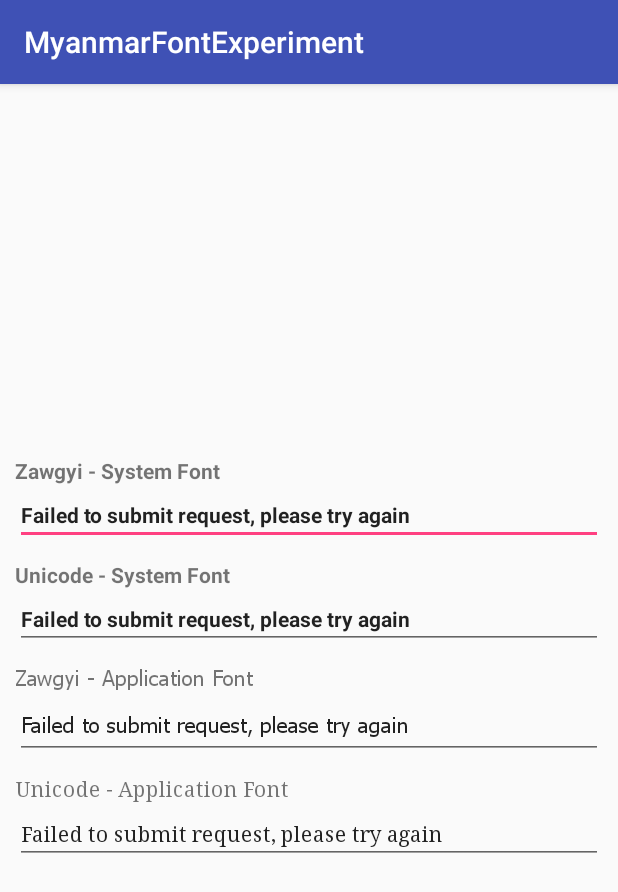
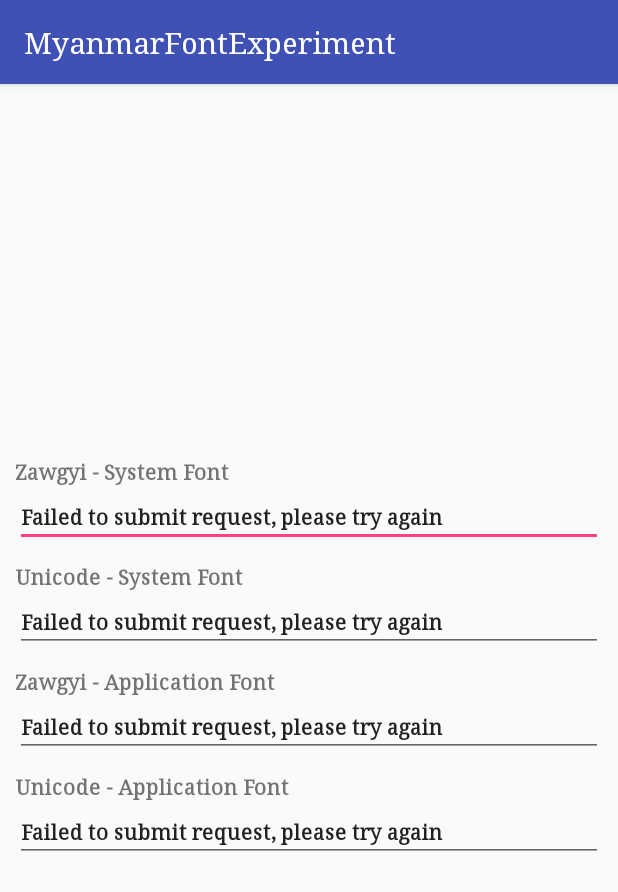
Before and after one commit to datnguyen92/MyanmarFontExperiment, an Android app: the screen it shows after launch (MainActivity), on a phone screen of 412 x 824 dp. Shown: the top 892 px of the screen. Run offline under Robolectric (Android 15) with nearby library versions, the phone set to English and light mode, and no system bars.

Commit message:
experiment 2 - override application font at start up

```diff
--- a/app/src/main/java/com/myanmarexperiment/datnt/myanmarfontexperiment/MainActivity.java
+++ b/app/src/main/java/com/myanmarexperiment/datnt/myanmarfontexperiment/MainActivity.java
@@ -1,16 +1,9 @@
 package com.myanmarexperiment.datnt.myanmarfontexperiment;
 
 import android.content.Context;
-import android.graphics.Typeface;
 import android.os.Bundle;
 import android.support.annotation.LayoutRes;
 import android.support.v7.app.AppCompatActivity;
-import android.view.View;
-import android.view.ViewGroup;
-import android.widget.Button;
-import android.widget.EditText;
-import android.widget.LinearLayout;
-import android.widget.TextView;
 
 public class MainActivity extends AppCompatActivity {
 
@@ -22,61 +15,12 @@ public class MainActivity extends AppCompatActivity {
 
     @Override
     protected void attachBaseContext(Context newBase) {
-        super.attachBaseContext(LocaleUtils.wrapContext(newBase));
+        super.attachBaseContext((newBase));
     }
 
     @Override
     public void setContentView(@LayoutRes int layoutResID) {
         super.setContentView(layoutResID);
-        LinearLayout lnContainer = (LinearLayout) findViewById(R.id.lnContainer);
-        LinearLayout lnZawgyiContainer = (LinearLayout) findViewById(R.id.lnZawgyiContainer);
-        prepareUnicode(this, lnContainer);
-        prepareZawgyi(this, lnZawgyiContainer);
     }
 
-
-    /**
-     * Reference goes to this author https://github.com/htoomyintnaung/mmtext
-     */
-    public static void prepareUnicode(Context c, ViewGroup root) {
-        Typeface tf = Typeface.createFromAsset(c.getAssets(), c.getString(R.string.font_regular));
-
-        if (root == null) return;
-        for (int i = 0; i < root.getChildCount(); i++) {
-            View v = root.getChildAt(i);
-            if (v instanceof TextView) {
-                ((TextView) v).setTypeface(tf);
-                ((TextView) v).setText(((TextView) v).getText().toString());
-            } else if (v instanceof Button) {
-                ((Button) v).setTypeface(tf);
-                ((Button) v).setText(((Button) v).getText().toString());
-            } else if (v instanceof EditText) {
-                ((EditText) v).setTypeface(tf);
-                ((EditText) v).setHint(((EditText) v).getHint().toString());
-            } else if (v instanceof ViewGroup) {
-                prepareUnicode(c, (ViewGroup) v);
-            }
-        }
-    }
-
-    public static void prepareZawgyi(Context c, ViewGroup root) {
-        Typeface tf = Typeface.createFromAsset(c.getAssets(), c.getString(R.string.font_zawgyi));
-
-        if (root == null) return;
-        for (int i = 0; i < root.getChildCount(); i++) {
-            View v = root.getChildAt(i);
-            if (v instanceof TextView) {
-                ((TextView) v).setTypeface(tf);
-                ((TextView) v).setText(((TextView) v).getText().toString());
-            } else if (v instanceof Button) {
-                ((Button) v).setTypeface(tf);
-                ((Button) v).setText(((Button) v).getText().toString());
-            } else if (v instanceof EditText) {
-                ((EditText) v).setTypeface(tf);
-                ((EditText) v).setHint(((EditText) v).getHint().toString());
-            } else if (v instanceof ViewGroup) {
-                prepareUnicode(c, (ViewGroup) v);
-            }
-        }
-    }
 }
--- a/app/src/main/java/com/myanmarexperiment/datnt/myanmarfontexperiment/MyApplication.java
+++ b/app/src/main/java/com/myanmarexperiment/datnt/myanmarfontexperiment/MyApplication.java
@@ -11,5 +11,6 @@ public class MyApplication extends Application {
     @Override
     public void onCreate() {
         super.onCreate();
+        TypefaceUtils.overrideFonts(this);
     }
 }
--- /dev/null
+++ b/app/src/main/java/com/myanmarexperiment/datnt/myanmarfontexperiment/TypefaceUtils.java
@@ -0,0 +1,153 @@
+package com.myanmarexperiment.datnt.myanmarfontexperiment;
+
+import android.content.Context;
+import android.graphics.Typeface;
+import android.os.Build;
+import android.util.Log;
+
+import java.lang.reflect.Field;
+import java.util.HashMap;
+import java.util.Map;
+
+/**
+ * Reference goes to author https://gist.github.com/ialmetwally/fc57f7766ee6ab07ff52
+ */
+
+public class TypefaceUtils {
+    public static final int REGULAR = 1;
+    public static final int BOLD = 2;
+    public static final int ITALIC = 3;
+    public static final int BOLD_ITALIC = 4;
+    public static final int LIGHT = 5;
+    public static final int CONDENSED = 6;
+    public static final int THIN = 7;
+    public static final int MEDIUM = 8;
+
+    public static final String SANS_SERIF = "sans-serif";
+    public static final String SANS_SERIF_LIGHT = "sans-serif-light";
+    public static final String SANS_SERIF_CONDENSED = "sans-serif-condensed";
+    public static final String SANS_SERIF_THIN = "sans-serif-thin";
+    public static final String SANS_SERIF_MEDIUM = "sans-serif-medium";
+
+    public static final String FIELD_DEFAULT = "DEFAULT";
+    public static final String FIELD_SANS_SERIF = "SANS_SERIF";
+    public static final String FIELD_SERIF = "SERIF";
+    public static final String FIELD_DEFAULT_BOLD = "DEFAULT_BOLD";
+
+    public static void overrideFonts(Context context){
+        Typeface regular = getTypeface(REGULAR, context);
+        Typeface light = getTypeface(REGULAR, context);
+        Typeface condensed = getTypeface(CONDENSED, context);
+        Typeface thin = getTypeface(THIN, context);
+        Typeface medium = getTypeface(MEDIUM, context);
+        if (Build.VERSION.SDK_INT >= Build.VERSION_CODES.LOLLIPOP) {
+            Map<String, Typeface> fonts = new HashMap<>();
+            fonts.put(SANS_SERIF, regular);
+            fonts.put(SANS_SERIF_LIGHT, light);
+            fonts.put(SANS_SERIF_CONDENSED, condensed);
+            fonts.put(SANS_SERIF_THIN, thin);
+            fonts.put(SANS_SERIF_MEDIUM, medium);
+            overrideFontsMap(fonts);
+        } else {
+            overrideFont(FIELD_SANS_SERIF, getTypeface(REGULAR, context));
+            overrideFont(FIELD_SERIF, getTypeface(REGULAR, context));
+        }
+        overrideFont(FIELD_DEFAULT, getTypeface(REGULAR, context));
+        overrideFont(FIELD_DEFAULT_BOLD, getTypeface(BOLD, context));
+    }
+
+    /**
+     * Using reflection to override default typefaces
+     * NOTICE: DO NOT FORGET TO SET TYPEFACE FOR APP THEME AS DEFAULT TYPEFACE WHICH WILL BE
+     * OVERRIDDEN
+     *
+     * @param typefaces map of fonts to replace
+     */
+    private static void overrideFontsMap(Map<String, Typeface> typefaces) {
+        try {
+            final Field field = Typeface.class.getDeclaredField("sSystemFontMap");
+            field.setAccessible(true);
+            Map<String, Typeface> oldFonts = (Map<String, Typeface>) field.get(null);
+            if (oldFonts != null) {
+                oldFonts.putAll(typefaces);
+            } else {
+                oldFonts = typefaces;
+            }
+            field.set(null, oldFonts);
+            field.setAccessible(false);
+        } catch (NoSuchFieldException e) {
+            Log.e("TypefaceUtil", "Can not set custom fonts, NoSuchFieldException");
+        } catch (IllegalAccessException e) {
+            Log.e("TypefaceUtil", "Can not set custom fonts, IllegalAccessException");
+        }
+    }
+
+    public static void overrideFont(String fontName, Typeface typeface) {
+        try {
+            final Field field = Typeface.class.getDeclaredField(fontName);
+            field.setAccessible(true);
+            field.set(null, typeface);
+            field.setAccessible(false);
+        } catch (Exception e) {
+            Log.e("TypefaceUtil", "Can not set custom font " + typeface.toString() + " instead of " + fontName);
+        }
+    }
+
+    public static Typeface getTypeface(int fontType, Context context) {
+        /*Locale locale = context.getResources().getConfiguration().locale;
+        String language = locale.getLanguage();
+        boolean isBurmese = language != null && language.equals("my");
+        boolean isSinhala = language != null && language.equals("si");
+        if (isBurmese) {
+            return Typeface.createFromAsset(context.getAssets(), context.getString(R.string.font_regular));
+        } else if (isSinhala) {
+            return Typeface.createFromAsset(context.getAssets(), "fonts/malithi.ttf");
+        } else {
+            switch (fontType) {
+                case BOLD:
+                    return Typeface.create(SANS_SERIF, Typeface.BOLD);
+                case ITALIC:
+                    return Typeface.create(SANS_SERIF, Typeface.ITALIC);
+                case BOLD_ITALIC:
+                    return Typeface.create(SANS_SERIF, Typeface.BOLD_ITALIC);
+                case LIGHT:
+                    return Typeface.create(SANS_SERIF_LIGHT, Typeface.NORMAL);
+                case CONDENSED:
+                    return Typeface.create(SANS_SERIF_CONDENSED, Typeface.NORMAL);
+                case THIN:
+                    return Typeface.create(SANS_SERIF_MEDIUM, Typeface.NORMAL);
+                case MEDIUM:
+                    return Typeface.create(SANS_SERIF_THIN, Typeface.NORMAL);
+                case REGULAR:
+                default:
+                    return Typeface.create(SANS_SERIF, Typeface.NORMAL);
+            }
+        }*/
+
+        return Typeface.createFromAsset(context.getAssets(), context.getString(R.string.font_regular));
+    }
+
+    public static Typeface getTypefaceRegular(Context context) {
+        return getTypeface(REGULAR, context);
+    }
+
+    public static Typeface getTypefaceLight(Context context) {
+        return getTypeface(LIGHT, context);
+    }
+
+    public static Typeface getTypefaceBold(Context context) {
+        return getTypeface(BOLD, context);
+    }
+
+    public static Typeface getTypefaceItalic(Context context) {
+        return getTypeface(ITALIC, context);
+    }
+
+    public static Typeface getTypefaceBoldItalic(Context context) {
+        return getTypeface(BOLD_ITALIC, context);
+    }
+
+    public static Typeface getTypefaceCondensed(Context context) {
+        return getTypeface(CONDENSED, context);
+    }
+}
--- a/app/src/main/res/values/strings.xml
+++ b/app/src/main/res/values/strings.xml
@@ -1,5 +1,5 @@
 <resources>
-    <string name="app_name" translatable="false">MyanmarFontExperiment</string>
+    <string name="app_name">MyanmarFontExperiment</string>
     <string name="unicode_string">Failed to submit request, please try again</string>
     <string name="zawgyi_string">Failed to submit request, please try again</string>
     <string name="font_bold" translatable="false">fonts/NotoSans-Bold.ttf</string>
```
